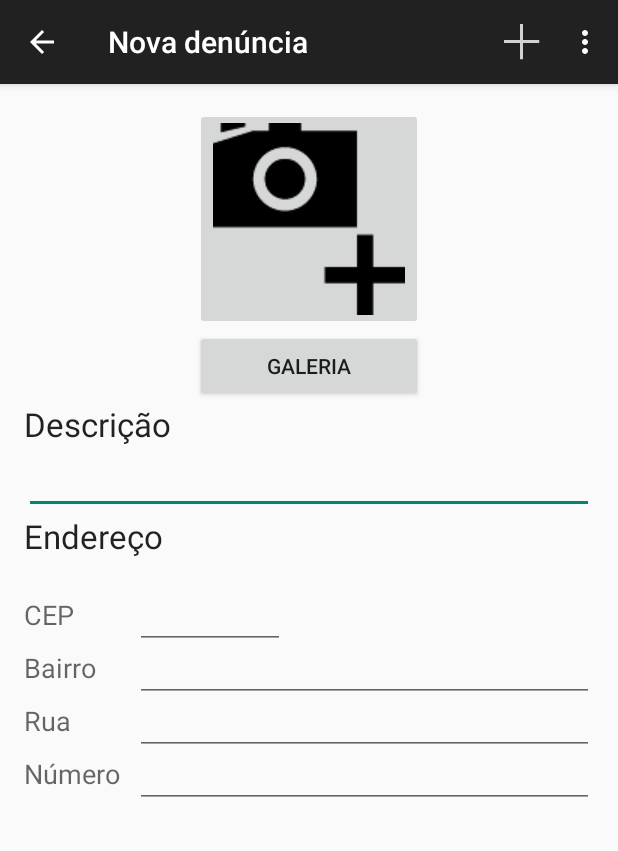
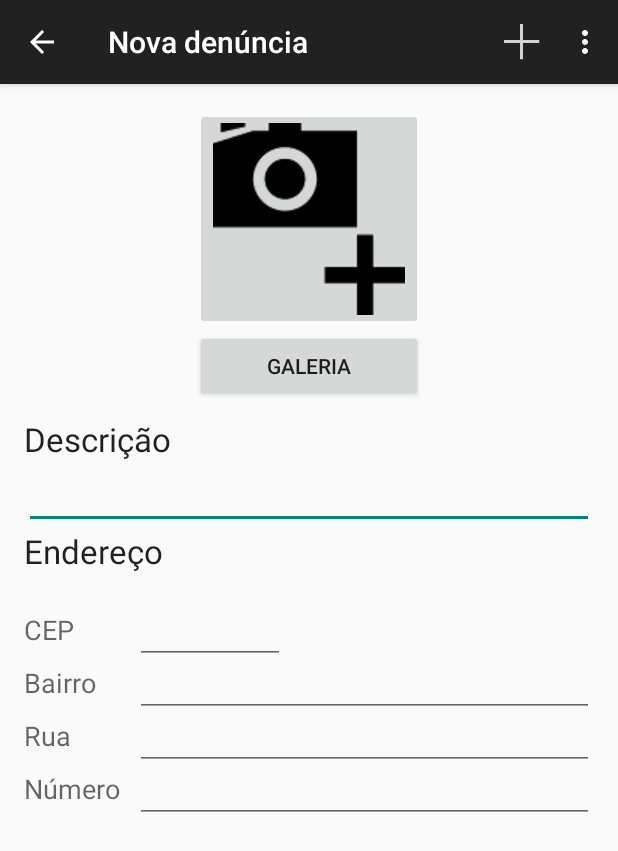
Before and after one commit to CidadeIluminada/TCMCidadeIluminada, an Android app: the ProtocoloActivity screen opened directly, with no data from a screen before it, on a phone screen of 412 x 824 dp. Shown: the top 851 px of the screen. Run offline under Robolectric (Android 15) with nearby library versions, the phone set to English and light mode, and no system bars.

Commit message:
Coloca a atividade de protocolo na ScrollView. fixes #12

```diff
--- a/android/CidadeIluminada/app/src/main/java/br/com/bilac/tcm/cidadeiluminada/protocolos/ProtocoloActivity.java
+++ b/android/CidadeIluminada/app/src/main/java/br/com/bilac/tcm/cidadeiluminada/protocolos/ProtocoloActivity.java
@@ -8,6 +8,7 @@ import android.os.Environment;
 import android.provider.MediaStore;
 import android.support.v7.app.ActionBarActivity;
 import android.os.Bundle;
+import android.util.Log;
 import android.view.Menu;
 import android.view.MenuItem;
 import android.view.View;
@@ -57,6 +58,10 @@ public class ProtocoloActivity extends ActionBarActivity {
     public void openProtocoloCamera(View view) {
         Intent intent = new Intent(MediaStore.ACTION_IMAGE_CAPTURE);
         fileUri = getOutputMediaFileUri();
+        if (fileUri == null) {
+            Log.e("ProtocoloActivity", "Falha ao criar arquivo da foto.");
+            return;
+        }
         intent.putExtra(MediaStore.EXTRA_OUTPUT, fileUri);
         startActivityForResult(intent, Constants.CAPTURE_IMAGE_ACTIVITY_REQUEST_CODE);
     }
--- a/android/CidadeIluminada/app/src/main/res/layout/activity_protocolo.xml
+++ b/android/CidadeIluminada/app/src/main/res/layout/activity_protocolo.xml
@@ -1,13 +1,17 @@
-<RelativeLayout xmlns:android="http://schemas.android.com/apk/res/android"
+<ScrollView
+    xmlns:android="http://schemas.android.com/apk/res/android"
     xmlns:tools="http://schemas.android.com/tools"
-    android:layout_width="match_parent"
-    android:layout_height="match_parent"
     android:paddingLeft="@dimen/activity_horizontal_margin"
     android:paddingRight="@dimen/activity_horizontal_margin"
     android:paddingTop="@dimen/activity_vertical_margin"
     android:paddingBottom="@dimen/activity_vertical_margin"
-    tools:context="br.com.bilac.tcm.cidadeiluminada.protocolos.ProtocoloActivity">
-
+    tools:context="br.com.bilac.tcm.cidadeiluminada.protocolos.ProtocoloActivity"
+    android:layout_width="wrap_content"
+    android:layout_height="wrap_content"
+    >
+    <RelativeLayout
+        android:layout_width="wrap_content"
+        android:layout_height="wrap_content">
         <ImageButton
             android:layout_width="wrap_content"
             android:layout_height="wrap_content"
@@ -17,7 +21,8 @@
             android:adjustViewBounds="true"
             android:layout_alignParentTop="true"
             android:layout_centerHorizontal="true"
-        android:onClick="openProtocoloCamera" />
+            android:onClick="openProtocoloCamera"
+            android:contentDescription="@string/openCameraButtonContentDescription" />
 
         <TextView
             android:layout_width="wrap_content"
@@ -26,7 +31,8 @@
             android:text="@string/descricaoProtocoloLabel"
             android:id="@+id/descricaoProtocoloLabel"
             android:layout_below="@+id/openGalleryButton"
-        android:layout_alignParentStart="true" />
+            android:layout_alignParentStart="true"
+            android:layout_marginTop="@dimen/protocoloEnderecoFieldsMargin" />
 
         <EditText
             android:layout_width="wrap_content"
@@ -47,7 +53,10 @@
             android:id="@+id/openGalleryButton"
             android:layout_below="@+id/openCameraButton"
             android:layout_alignStart="@+id/openCameraButton"
-        android:layout_alignEnd="@+id/openCameraButton" />
+            android:layout_alignEnd="@+id/openCameraButton"
+            android:layout_alignLeft="@+id/openCameraButton"
+            android:layout_alignRight="@+id/openCameraButton"
+            android:layout_centerHorizontal="true" />
 
         <TextView
             android:layout_width="wrap_content"
@@ -136,5 +145,5 @@
             android:layout_alignParentEnd="true"
             android:layout_marginStart="@dimen/protocoloEnderecoFieldsMargin"
             android:inputType="text" />
-
     </RelativeLayout>
+</ScrollView>
--- a/android/CidadeIluminada/app/src/main/res/values/strings.xml
+++ b/android/CidadeIluminada/app/src/main/res/values/strings.xml
@@ -16,4 +16,5 @@
     <string name="openSettingsLabel">Configurações</string>
     <string name="protocoloNumeroLabel">Número</string>
     <string name="novoProtocoloActionLabel">Novo Protocolo</string>
+    <string name="openCameraButtonContentDescription">Tirar foto</string>
 </resources>
```
Lines whose indentation alone changed are shown as unchanged.
